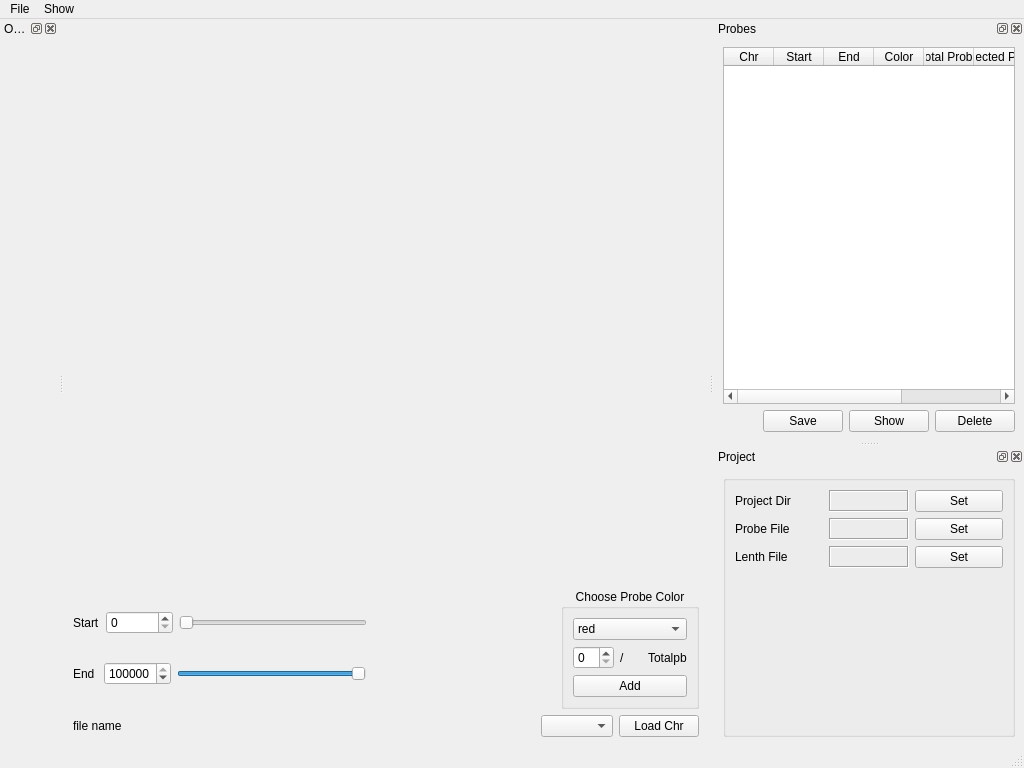
Above: ChorusGUI/ChorusPB.ui from forrestzhang/Chorus before the change. Below: the same form after it.
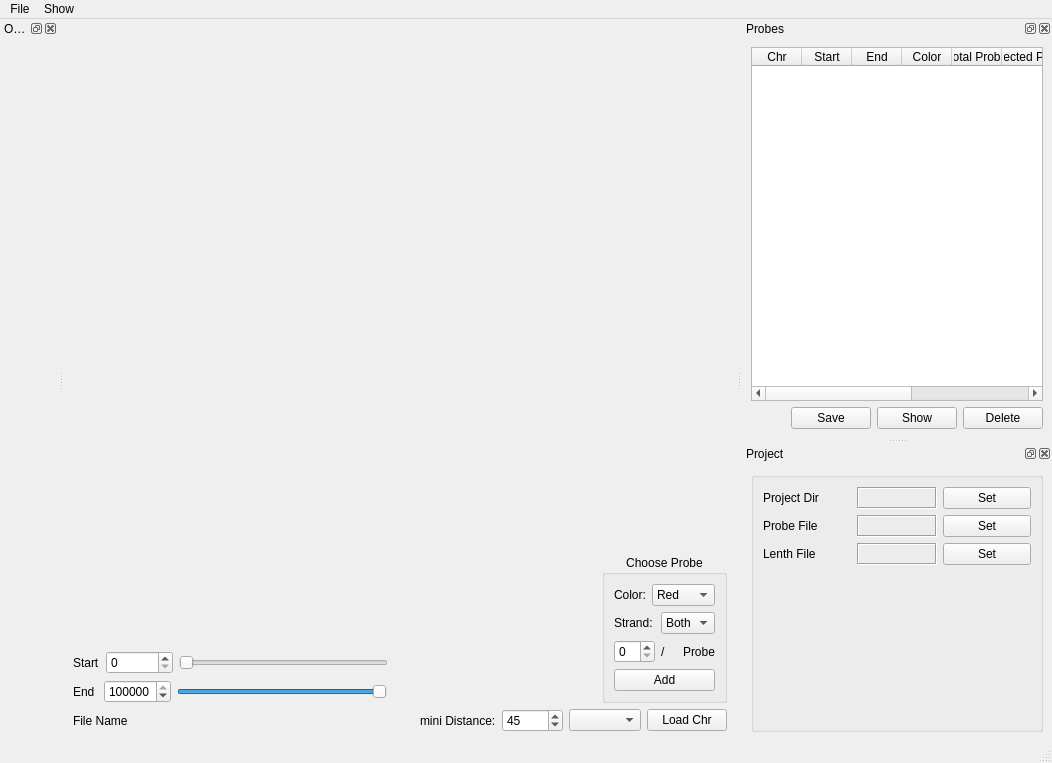
That is the form after the change. Custom widgets are drawn as their Qt base class.

```diff
--- a/ChorusGUI/ChorusPB.ui
+++ b/ChorusGUI/ChorusPB.ui
@@ -6,8 +6,8 @@
    <rect>
     <x>0</x>
     <y>0</y>
-    <width>1024</width>
-    <height>768</height>
+    <width>1052</width>
+    <height>763</height>
    </rect>
   </property>
   <property name="windowTitle">
@@ -22,6 +22,19 @@
      <layout class="QHBoxLayout" name="horizontalLayout_4">
       <item>
        <layout class="QVBoxLayout" name="verticalLayout_2">
+        <item>
+         <spacer name="verticalSpacer_2">
+          <property name="orientation">
+           <enum>Qt::Vertical</enum>
+          </property>
+          <property name="sizeHint" stdset="0">
+           <size>
+            <width>20</width>
+            <height>40</height>
+           </size>
+          </property>
+         </spacer>
+        </item>
         <item>
          <layout class="QHBoxLayout" name="horizontalLayout">
           <item>
@@ -117,6 +130,19 @@
       </item>
       <item>
        <layout class="QVBoxLayout" name="verticalLayout_5">
+        <item>
+         <spacer name="verticalSpacer_3">
+          <property name="orientation">
+           <enum>Qt::Vertical</enum>
+          </property>
+          <property name="sizeHint" stdset="0">
+           <size>
+            <width>20</width>
+            <height>40</height>
+           </size>
+          </property>
+         </spacer>
+        </item>
         <item>
          <widget class="QGroupBox" name="groupBox">
           <property name="sizePolicy">
@@ -126,7 +152,7 @@
            </sizepolicy>
           </property>
           <property name="title">
-           <string>Choose Probe Color</string>
+           <string>Choose Probe</string>
           </property>
           <property name="alignment">
            <set>Qt::AlignHCenter|Qt::AlignTop</set>
@@ -139,27 +165,59 @@
           </property>
           <layout class="QVBoxLayout" name="verticalLayout_6">
            <item>
-            <widget class="QComboBox" name="comboBox_color">
-             <property name="layoutDirection">
-              <enum>Qt::LeftToRight</enum>
-             </property>
-             <property name="insertPolicy">
-              <enum>QComboBox::InsertAtBottom</enum>
-             </property>
-             <property name="frame">
-              <bool>true</bool>
-             </property>
+            <layout class="QHBoxLayout" name="horizontalLayout_10" stretch="0,0">
              <item>
-              <property name="text">
-               <string>red</string>
-              </property>
+              <widget class="QLabel" name="label_5">
+               <property name="text">
+                <string>Color:</string>
+               </property>
+              </widget>
              </item>
              <item>
-              <property name="text">
-               <string>green</string>
-              </property>
+              <widget class="QComboBox" name="comboBox_color">
+               <item>
+                <property name="text">
+                 <string>Red</string>
+                </property>
+               </item>
+               <item>
+                <property name="text">
+                 <string>Green</string>
+                </property>
+               </item>
+              </widget>
              </item>
-            </widget>
+            </layout>
+           </item>
+           <item>
+            <layout class="QHBoxLayout" name="horizontalLayout_12">
+             <item>
+              <widget class="QLabel" name="label_8">
+               <property name="text">
+                <string>Strand:</string>
+               </property>
+              </widget>
+             </item>
+             <item>
+              <widget class="QComboBox" name="comboBox_strand">
+               <item>
+                <property name="text">
+                 <string>Both</string>
+                </property>
+               </item>
+               <item>
+                <property name="text">
+                 <string>+</string>
+                </property>
+               </item>
+               <item>
+                <property name="text">
+                 <string>-</string>
+                </property>
+               </item>
+              </widget>
+             </item>
+            </layout>
            </item>
            <item>
             <layout class="QHBoxLayout" name="horizontalLayout_6">
@@ -176,7 +234,7 @@
              <item>
               <widget class="QLabel" name="label_totalpb">
                <property name="text">
-                <string>Totalpb</string>
+                <string>Probe</string>
                </property>
               </widget>
              </item>
@@ -201,7 +259,7 @@
       <item>
        <widget class="QLabel" name="label_filename">
         <property name="text">
-         <string>file name</string>
+         <string>File Name</string>
         </property>
        </widget>
       </item>
@@ -218,6 +276,23 @@
         </property>
        </spacer>
       </item>
+      <item>
+       <widget class="QLabel" name="label_9">
+        <property name="text">
+         <string>mini Distance:</string>
+        </property>
+       </widget>
+      </item>
+      <item>
+       <widget class="QSpinBox" name="spinBox_minidistance">
+        <property name="maximum">
+         <number>10000</number>
+        </property>
+        <property name="value">
+         <number>45</number>
+        </property>
+       </widget>
+      </item>
       <item>
        <widget class="QComboBox" name="comboBox_selectchr"/>
       </item>
@@ -237,7 +312,7 @@
     <rect>
      <x>0</x>
      <y>0</y>
-     <width>1024</width>
+     <width>1052</width>
      <height>22</height>
     </rect>
    </property>
@@ -336,6 +411,11 @@
            <string>Probe Density</string>
           </property>
          </column>
+         <column>
+          <property name="text">
+           <string>Strand</string>
+          </property>
+         </column>
         </widget>
        </item>
        <item>
```
